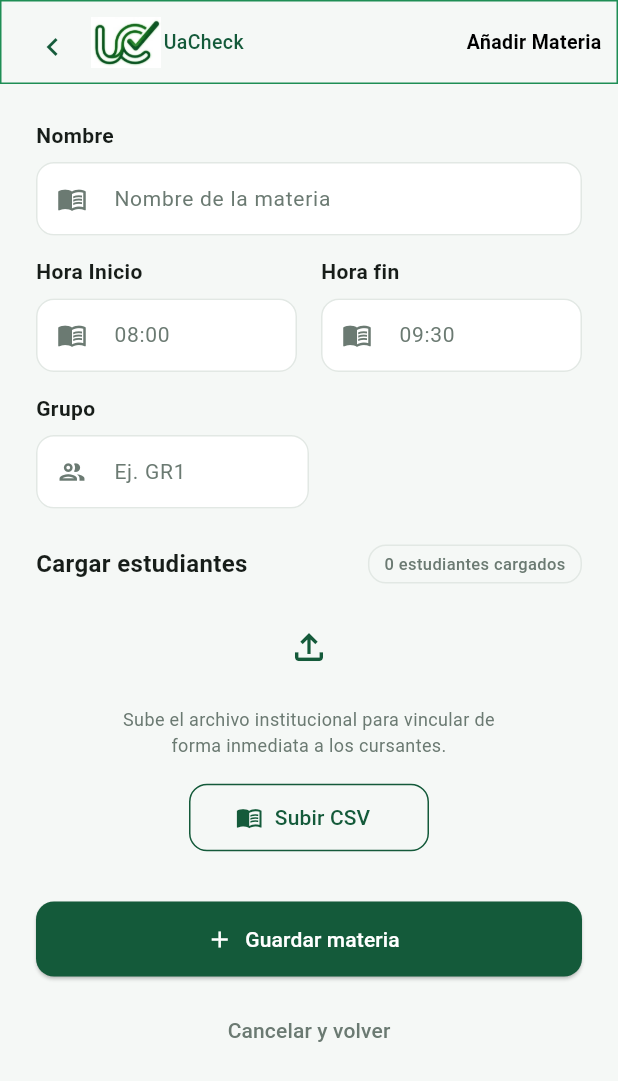
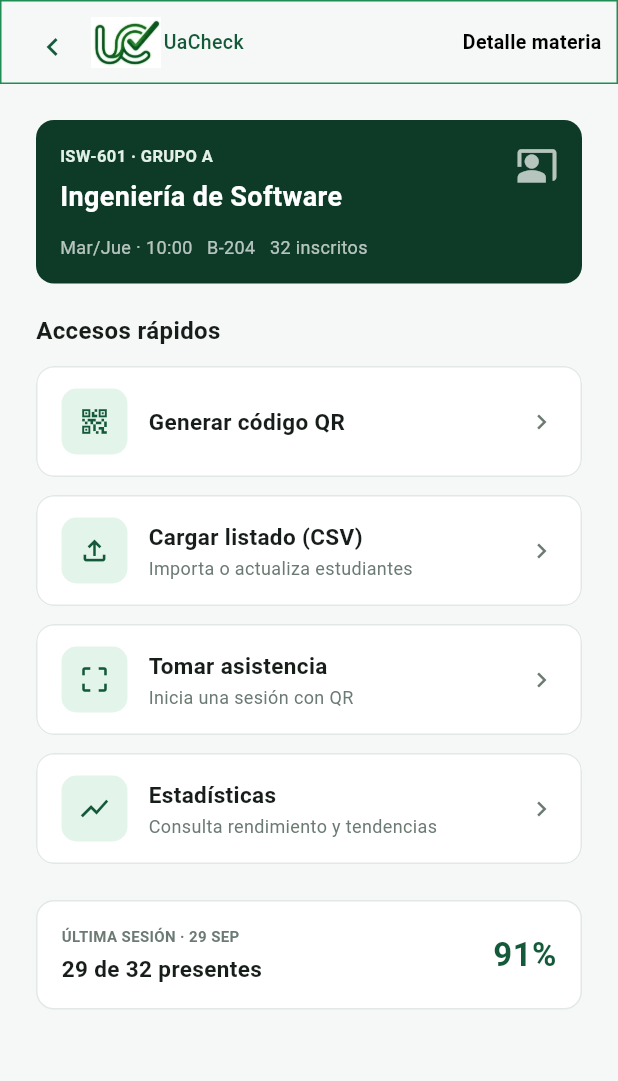
Before and after one commit to Camila-1706/app_uacheck, a Flutter app: the screen it shows after launch, on a phone screen of 412 x 824 dp. Shown: the top 1081 px of the screen. Run offline on Flutter 3.47's test engine with Material 3 defaults, Android fonts, the phone set to English and light mode, and no system bars; our stand-ins replace flutter_riverpod, go_router, supabase_flutter; accounts and stored records are empty.

Commit message:
Pantalla de detalle materia en docente + widget reutilizable de quick details

```diff
--- a/lib/main.dart
+++ b/lib/main.dart
@@ -1,6 +1,7 @@
 
 import 'package:app_uacheck_1/presentation/screens/home/home_teacher_screen.dart';
 import 'package:app_uacheck_1/presentation/screens/teacher/add_course_screen.dart';
+import 'package:app_uacheck_1/presentation/screens/teacher/course_detail_screen.dart';
 import 'package:app_uacheck_1/presentation/screens/teacher/teacher_courses_screen.dart';
 import 'package:app_uacheck_1/presentation/widgets/teacher/course_card.dart';
 import 'package:flutter/material.dart';
@@ -18,7 +19,7 @@ class MyApp extends StatelessWidget {
       theme: AppTheme.light,
       debugShowCheckedModeBanner: false,
       title: 'Material App',
-      home: AddCourseScreen()
+      home: CourseDetailScreen()
 
 
     );
--- /dev/null
+++ b/lib/presentation/screens/teacher/course_detail_screen.dart
@@ -0,0 +1,165 @@
+import 'package:app_uacheck_1/config/theme/app_colors.dart';
+import 'package:app_uacheck_1/presentation/widgets/shared/custom_app_bar.dart';
+import 'package:app_uacheck_1/presentation/widgets/teacher/quick_action.dart';
+import 'package:flutter/material.dart';
+
+class CourseDetailScreen extends StatelessWidget {
+  const CourseDetailScreen({super.key});
+
+  @override
+  Widget build(BuildContext context) {
+    return Scaffold(
+      appBar: const CustomAppBar(
+        title: 'Detalle materia',
+        showBackButton: true,
+      ),
+      body: SafeArea(
+        child: SingleChildScrollView(
+          child: Padding(
+            padding: const EdgeInsets.all(24.0),
+            child: Column(
+              crossAxisAlignment: CrossAxisAlignment.start,
+              children: [
+                Container(
+                  width: double.infinity,
+                  padding: const EdgeInsets.all(16.0),
+                  decoration: BoxDecoration(
+                    color: AppColors.primaryDark,
+                    borderRadius: BorderRadius.circular(12.0),
+                  ),
+                  child: Row(
+                    crossAxisAlignment: CrossAxisAlignment.start,
+                    children: [
+                      Expanded(
+                        child: Column(
+                          crossAxisAlignment: CrossAxisAlignment.start,
+                          children: [
+                            Text(
+                              'ISW-601 · GRUPO A',
+                              style: TextStyle(
+                                color: AppColors.primarySoft,
+                                fontSize: 11.0,
+                                fontWeight: FontWeight.bold,
+                              ),
+                            ),
+                            const SizedBox(height: 6),
+                            const Text(
+                              'Ingeniería de Software',
+                              style: TextStyle(
+                                color: Colors.white,
+                                fontSize: 18.0,
+                                fontWeight: FontWeight.bold,
+                              ),
+                            ),
+                            const SizedBox(height: 12),
+                            const Text(
+                              'Mar/Jue · 10:00   B-204   32 inscritos',
+                              style: TextStyle(
+                                color: Colors.white70,
+                                fontSize: 12.0,
+                              ),
+                            ),
+                          ],
+                        ),
+                      ),
+                      const Icon(
+                        Icons.co_present,
+                        color: Colors.white70,
+                        size: 28,
+                      ),
+                    ],
+                  ),
+                ),
+
+                const SizedBox(height: 20),
+
+                Text(
+                  'Accesos rápidos',
+                  style: TextStyle(
+                    color: Theme.of(context).colorScheme.onSurface,
+                    fontWeight: FontWeight.bold,
+                    fontSize: 16.0,
+                  ),
+                ),
+
+                const SizedBox(height: 12),
+
+                QuickActionTile(
+                  title: 'Generar código QR',
+                  icon: Icons.qr_code_2,
+                  onTap: () {},
+                ),
+
+                QuickActionTile(
+                  title: 'Cargar listado (CSV)',
+                  subtitle: 'Importa o actualiza estudiantes',
+                  icon: Icons.file_upload_outlined,
+                  onTap: () {},
+                ),
+
+                QuickActionTile(
+                  title: 'Tomar asistencia',
+                  subtitle: 'Inicia una sesión con QR',
+                  icon: Icons.crop_free,
+                  onTap: () {},
+                ),
+
+                QuickActionTile(
+                  title: 'Estadísticas',
+                  subtitle: 'Consulta rendimiento y tendencias',
+                  icon: Icons.show_chart,
+                  onTap: () {},
+                ),
+
+                const SizedBox(height: 12),
+                Container(
+                  padding: const EdgeInsets.all(16.0),
+                  decoration: BoxDecoration(
+                    color: Theme.of(context).colorScheme.surface,
+                    borderRadius: BorderRadius.circular(12.0),
+                    border: Border.all(color: AppColors.border),
+                  ),
+                  child: Row(
+                    mainAxisAlignment: MainAxisAlignment.spaceBetween,
+                    children: [
+                      Column(
+                        crossAxisAlignment: CrossAxisAlignment.start,
+                        children: [
+                          const Text(
+                            'ÚLTIMA SESIÓN · 29 SEP',
+                            style: TextStyle(
+                              color: AppColors.textMuted,
+                              fontSize: 10.0,
+                              fontWeight: FontWeight.bold,
+                            ),
+                          ),
+                          const SizedBox(height: 4),
+                          Text(
+                            '29 de 32 presentes',
+                            style: TextStyle(
+                              color: Theme.of(context).colorScheme.onSurface,
+                              fontSize: 15.0,
+                              fontWeight: FontWeight.bold,
+                            ),
+                          ),
+                        ],
+                      ),
+                      Text(
+                        '91%',
+                        style: TextStyle(
+                          color: Theme.of(context).colorScheme.primary,
+                          fontSize: 22.0,
+                          fontWeight: FontWeight.bold,
+                        ),
+                      ),
+                    ],
+                  ),
+                ),
+              ],
+            ),
+          ),
+        ),
+      ),
+    );
+  }
+}
--- /dev/null
+++ b/lib/presentation/widgets/teacher/quick_action.dart
@@ -0,0 +1,94 @@
+import 'package:app_uacheck_1/config/theme/app_colors.dart';
+import 'package:flutter/material.dart';
+
+class QuickActionTile extends StatelessWidget {
+  final String title;
+  final String? subtitle;
+  final IconData icon;
+  final VoidCallback? onTap;
+
+  const QuickActionTile({
+    super.key,
+    required this.title,
+    this.subtitle,
+    required this.icon,
+    this.onTap,
+  });
+
+  @override
+  Widget build(BuildContext context) {
+    final isDark = Theme.of(context).brightness == Brightness.dark;
+
+    return Container(
+      margin: const EdgeInsets.only(bottom: 12.0),
+      child: Material(
+        color: isDark ? AppColors.darkSurface : Theme.of(context).colorScheme.surface,
+        borderRadius: BorderRadius.circular(12.0),
+        clipBehavior: Clip.antiAlias,
+        child: InkWell(
+          onTap: onTap,
+          splashColor: Theme.of(context).colorScheme.primary.withValues(alpha: 0.15),
+          highlightColor: Theme.of(context).colorScheme.primary.withValues(alpha: 0.1),
+          child: Container(
+            padding: const EdgeInsets.symmetric(horizontal: 16.0, vertical: 14.0),
+            decoration: BoxDecoration(
+              borderRadius: BorderRadius.circular(12.0),
+              border: Border.all(color: AppColors.border),
+            ),
+            child: Row(
+              children: [
+                Container(
+                  width: 44,
+                  height: 44,
+                  decoration: BoxDecoration(
+                    color: isDark ? AppColors.background : AppColors.successSoft,
+                    borderRadius: BorderRadius.circular(10.0),
+                  ),
+                  child: Icon(
+                    icon,
+                    color: Theme.of(context).colorScheme.primary,
+                    size: 22,
+                  ),
+                ),
+                const SizedBox(width: 14),
+
+                // Títulos
+                Expanded(
+                  child: Column(
+                    crossAxisAlignment: CrossAxisAlignment.start,
+                    mainAxisSize: MainAxisSize.min,
+                    children: [
+                      Text(
+                        title,
+                        style: TextStyle(
+                          color: Theme.of(context).colorScheme.onSurface,
+                          fontWeight: FontWeight.bold,
+                          fontSize: 15,
+                        ),
+                      ),
+                      if (subtitle != null) ...[
+                        const SizedBox(height: 2),
+                        Text(
+                          subtitle!,
+                          style: const TextStyle(
+                            color: AppColors.textMuted,
+                            fontSize: 12,
+                          ),
+                        ),
+                      ],
+                    ],
+                  ),
+                ),
+                const Icon(
+                  Icons.chevron_right,
+                  color: AppColors.textMuted,
+                  size: 20,
+                ),
+              ],
+            ),
+          ),
+        ),
+      ),
+    );
+  }
+}
```
